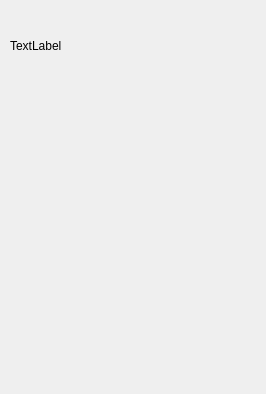
MaksWellFine/OOP, file Courcework_18-19/MedicineCards/userinfo.ui: the form before one commit.
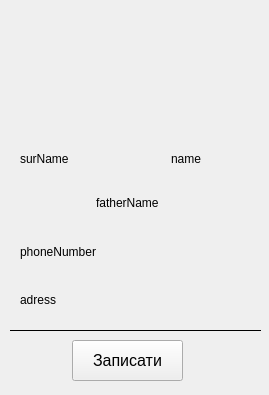
The form after the commit. Icons and pictures are not drawn.

Diff of the .ui file:
```diff
--- a/Courcework_18-19/MedicineCards/userinfo.ui
+++ b/Courcework_18-19/MedicineCards/userinfo.ui
@@ -6,24 +6,39 @@
    <rect>
     <x>0</x>
     <y>0</y>
-    <width>266</width>
-    <height>394</height>
+    <width>269</width>
+    <height>395</height>
    </rect>
   </property>
+  <property name="sizePolicy">
+   <sizepolicy hsizetype="Fixed" vsizetype="Fixed">
+    <horstretch>0</horstretch>
+    <verstretch>0</verstretch>
+   </sizepolicy>
+  </property>
+  <property name="contextMenuPolicy">
+   <enum>Qt::NoContextMenu</enum>
+  </property>
+  <property name="acceptDrops">
+   <bool>true</bool>
+  </property>
   <property name="windowTitle">
    <string>Form</string>
   </property>
   <widget class="QLabel" name="label">
    <property name="geometry">
     <rect>
-     <x>10</x>
-     <y>0</y>
-     <width>91</width>
-     <height>91</height>
+     <x>70</x>
+     <y>10</y>
+     <width>111</width>
+     <height>121</height>
     </rect>
    </property>
    <property name="text">
-    <string>TextLabel</string>
+    <string/>
+   </property>
+   <property name="pixmap">
+    <pixmap>user.jpg</pixmap>
    </property>
    <property name="scaledContents">
     <bool>false</bool>
@@ -35,6 +50,102 @@
     <bool>false</bool>
    </property>
   </widget>
+  <widget class="QWidget" name="verticalLayoutWidget">
+   <property name="geometry">
+    <rect>
+     <x>20</x>
+     <y>230</y>
+     <width>221</width>
+     <height>91</height>
+    </rect>
+   </property>
+   <layout class="QVBoxLayout" name="verticalLayout">
+    <item>
+     <widget class="QLabel" name="labelPhoneNmber">
+      <property name="text">
+       <string>phoneNumber</string>
+      </property>
+     </widget>
+    </item>
+    <item>
+     <widget class="QLabel" name="labelAdress">
+      <property name="text">
+       <string>adress</string>
+      </property>
+     </widget>
+    </item>
+   </layout>
+  </widget>
+  <widget class="QPushButton" name="pushButton">
+   <property name="geometry">
+    <rect>
+     <x>72</x>
+     <y>340</y>
+     <width>111</width>
+     <height>41</height>
+    </rect>
+   </property>
+   <property name="font">
+    <font>
+     <pointsize>12</pointsize>
+    </font>
+   </property>
+   <property name="text">
+    <string>Записати</string>
+   </property>
+  </widget>
+  <widget class="Line" name="line">
+   <property name="geometry">
+    <rect>
+     <x>10</x>
+     <y>320</y>
+     <width>251</width>
+     <height>20</height>
+    </rect>
+   </property>
+   <property name="frameShadow">
+    <enum>QFrame::Plain</enum>
+   </property>
+   <property name="midLineWidth">
+    <number>3</number>
+   </property>
+   <property name="orientation">
+    <enum>Qt::Horizontal</enum>
+   </property>
+  </widget>
+  <widget class="QWidget" name="gridLayoutWidget">
+   <property name="geometry">
+    <rect>
+     <x>20</x>
+     <y>140</y>
+     <width>221</width>
+     <height>81</height>
+    </rect>
+   </property>
+   <layout class="QGridLayout" name="gridLayout">
+    <item row="0" column="2">
+     <widget class="QLabel" name="labelName">
+      <property name="text">
+       <string>name</string>
+      </property>
+     </widget>
+    </item>
+    <item row="0" column="0">
+     <widget class="QLabel" name="labelSurname">
+      <property name="text">
+       <string>surName</string>
+      </property>
+     </widget>
+    </item>
+    <item row="1" column="1">
+     <widget class="QLabel" name="labelFatherName">
+      <property name="text">
+       <string>fatherName</string>
+      </property>
+     </widget>
+    </item>
+   </layout>
+  </widget>
  </widget>
  <resources/>
  <connections/>
```
Left out of the diff: 8 changed lines with no effect on the pictures.
